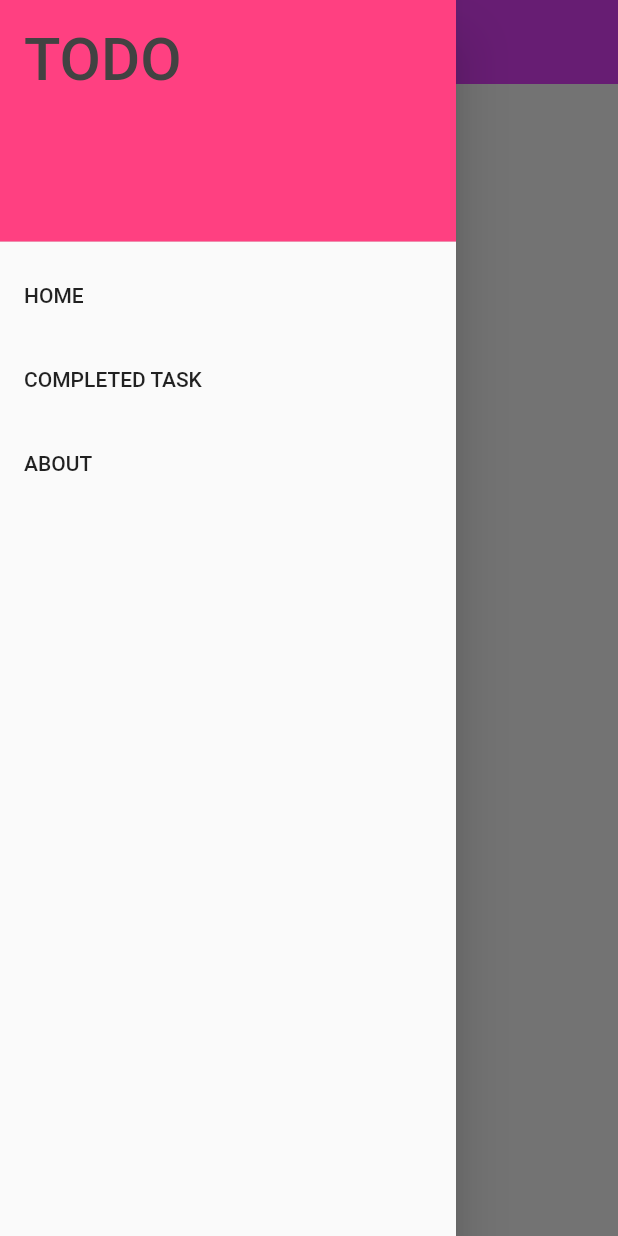
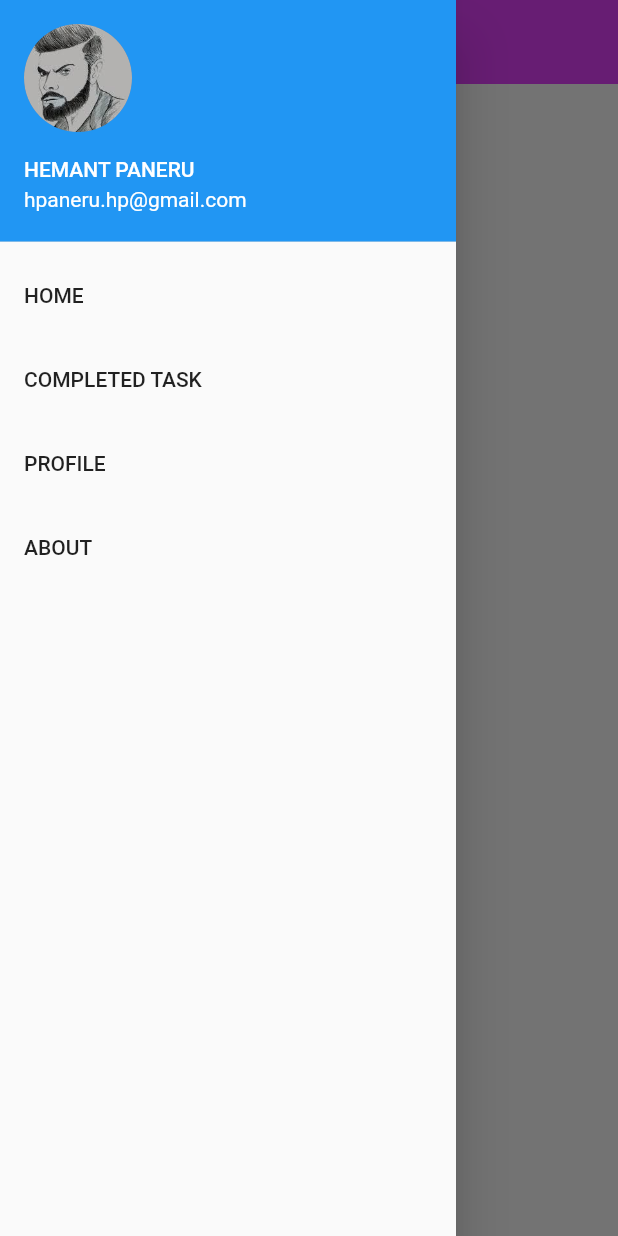
Before and after one commit to Hpaneru/TODO, a Flutter app: the screen it shows after launch, with the side drawer open, on a phone screen of 412 x 824 dp. Run offline on Flutter 3.47's test engine with Material 2 defaults, Android fonts, the phone set to English and light mode, and no system bars; our stand-ins replace cloud_firestore; accounts and stored records are empty.

Commit message:
slight change

```diff
--- a/lib/completed.dart
+++ b/lib/completed.dart
@@ -8,7 +8,6 @@ class Completed extends StatefulWidget {
 }
 
 class _CompletedState extends State<Completed> {
-
   final GlobalKey<ScaffoldState> _scaffoldnew = new GlobalKey<ScaffoldState>();
 
   final db = Firestore.instance;
@@ -21,23 +20,24 @@ class _CompletedState extends State<Completed> {
         .where("completed", isEqualTo: true)
         .getDocuments()
         .then((QuerySnapshot snapshot) {
-        snapshot.documents.forEach((f) {
       if (list == null) {
-
         list = [];
       }
+      snapshot.documents.forEach((f) {
         list.add(Todo(
             title: f.data["title"],
             complete: f.data["completed"],
             id: f.data["id"]));
       });
-        setState((){});
+      setState(() {});
     });
     super.initState();
   }
 
   void showSnackBar(String value) {
-   _scaffoldnew.currentState.showSnackBar(new SnackBar(content: new Text(value),));
+    _scaffoldnew.currentState.showSnackBar(new SnackBar(
+      content: new Text(value),
+    ));
   }
 
   @override
@@ -49,8 +49,10 @@ class _CompletedState extends State<Completed> {
         backgroundColor: Theme.of(context).primaryColor,
       ),
       body: list == null
+          ? Center(child: CircularProgressIndicator())
+          : list.length == 0
               ? Center(
-              child: CircularProgressIndicator(),
+                  child: Text("NO TODOS TO COMPLETE"),
                 )
               : ListView.builder(
                   itemCount: list.length,
@@ -58,7 +60,8 @@ class _CompletedState extends State<Completed> {
                     var item = list[index];
                     return buildItem(item, index);
                   },
-              ));
+                ),
+    );
   }
   Widget buildItem(Todo item, index) {
     return Dismissible(
@@ -67,7 +70,6 @@ Widget buildItem(Todo item, index) {
         background: Container(
           child: Icon(Icons.delete),
         ),
-
         child: ListTile(
           title: Text(item.title),
           trailing: Checkbox(
@@ -76,10 +78,9 @@ Widget buildItem(Todo item, index) {
                 setCompleteness(item, status);
               }),
         ));
+  }
 
-
-}
-void removeItem(Todo item) async{
+  void removeItem(Todo item) async {
     setState(() {
       list.remove(item);
       showSnackBar("TASK DELETED");
@@ -91,9 +92,12 @@ void removeItem(Todo item) async{
     setState(() {
       print(status);
       item.complete = status;
-      db.collection('info').document(item.id).updateData({'completed':status});
-      if (status==false){
-        db.collection('info').document(item.id).updateData({'completed':status});
+      db.collection('info').document(item.id).updateData({'completed': status});
+      if (status == false) {
+        db
+            .collection('info')
+            .document(item.id)
+            .updateData({'completed': status});
         setState(() {
           list.remove(item);
         });
--- a/lib/main.dart
+++ b/lib/main.dart
@@ -1,6 +1,7 @@
 import 'package:flutter/material.dart';
 import 'package:todo/completed.dart';
 import 'package:todo/edit.dart';
+import 'package:todo/profile.dart';
 import './splash.dart';
 import './add_taskpage.dart';
 import 'package:cloud_firestore/cloud_firestore.dart';
@@ -27,13 +28,14 @@ class _ToDoState extends State<ToDo> {
 
   final db = Firestore.instance;
   static Todo todo;
-  List<Todo> list = [];
+  List<Todo> list;
 
   @override
   void initState() {
     asyncInit();
     super.initState();
   }
+
 
   void showSnackBar(String value) {
     _scaffoldKey.currentState.showSnackBar(new SnackBar(
@@ -42,13 +44,11 @@ class _ToDoState extends State<ToDo> {
   }
 
   asyncInit() async {
-
     await db
         .collection("info")
         .where("completed", isEqualTo: false)
         .getDocuments()
         .then((querySnapshot) {
-
       var data = querySnapshot.documents;
       list = data
           .map((m) => Todo(
@@ -57,9 +57,10 @@ class _ToDoState extends State<ToDo> {
               title: m.data['title']))
           .toList();
       setState(() {});
-      //print(list.length);
     });
   }
+
+
 
   addToList(Todo todo) {
     setState(() {
@@ -75,33 +76,43 @@ class _ToDoState extends State<ToDo> {
       appBar: AppBar(
         title: Text('TODO'),
         backgroundColor: Colors.purpleAccent,
-        elevation: 0.0, //for drop shadow...(gone).
+        elevation: 0.0,
       ),
       drawer: Drawer(
         child: ListView(
-          padding: EdgeInsets.zero,
           children: <Widget>[
-            DrawerHeader(
-              decoration: BoxDecoration(color: Colors.pinkAccent),
-              child: Text(
-                'TODO',
-                style: TextStyle(
-                  color: Colors.grey[800],
-                  fontSize: 40,
+           UserAccountsDrawerHeader(
+             accountName: Text(
+               "HEMANT PANERU"
              ),
+             accountEmail: Text(
+               "hpaneru.hp@gmail.com"
+             ),
+             currentAccountPicture: CircleAvatar(
+              //backgroundColor: Colors.purpleAccent,
+              backgroundImage: AssetImage('image/img1.jpeg'),
              ),
            ),
             ListTile(
               title: Text('HOME'),
               onTap: () {
+                _handleRefresh();
                 Navigator.pop(context);
               },
+
             ),
             ListTile(
               title: Text('COMPLETED TASK'),
               onTap: () {
                 Navigator.push(context,
                     MaterialPageRoute(builder: (context) => Completed()));
+              },
+            ),
+             ListTile(
+              title: Text('PROFILE'),
+              onTap: () {
+                Navigator.push(context,
+                 MaterialPageRoute(builder: (context) => Profile()));
               },
             ),
             ListTile(
@@ -129,7 +140,15 @@ class _ToDoState extends State<ToDo> {
         },
       ),
       floatingActionButtonLocation: FloatingActionButtonLocation.centerFloat,
-      body: new RefreshIndicator(
+      body:list==null
+      ? Center(
+        child: CircularProgressIndicator(),
+      ):
+      list.length==0
+             ? Center(
+               child: Text("NO UNCOMPLETE TODOS"),
+             )
+          : new RefreshIndicator(
               child: buildBody(),
               onRefresh: _handleRefresh,
             ),
@@ -144,6 +163,7 @@ class _ToDoState extends State<ToDo> {
       },
     );
   }
+
 
   editItem(Todo item, index, id) async {
     setState(() {
@@ -179,7 +199,7 @@ class _ToDoState extends State<ToDo> {
           title: GestureDetector(
               child: Text(item.title), onTap: () => showEditDialog(index)),
           trailing: Checkbox(
-                value:item.complete,
+              value: item.complete,
               onChanged: (status) {
                 setCompleteness(item, status);
               }),
@@ -209,7 +229,7 @@ class _ToDoState extends State<ToDo> {
   }
 
   Future<void> _handleRefresh() async {
-    Future.delayed(Duration(seconds: 10)).then((onValue) {
+    Future.delayed(Duration(seconds: 1)).then((onValue) {
       asyncInit();
     });
   }
--- a/pubspec.yaml
+++ b/pubspec.yaml
@@ -47,8 +47,8 @@ flutter:
   uses-material-design: true
 
   # To add assets to your application, add an assets section, like this:
-  # assets:
-  #  - images/a_dot_burr.jpeg
+  assets:
+    - image/img1.jpeg
   #  - images/a_dot_ham.jpeg
 
   # An image asset can refer to one or more resolution-specific "variants", see
```
Also changed, not shown: lib/newitemview.dart (deleted, +0 -15 lines), lib/snackbar.dart (deleted, +0 -10 lines), image/img1.jpeg (added). Lines whose indentation alone changed are shown as unchanged.
